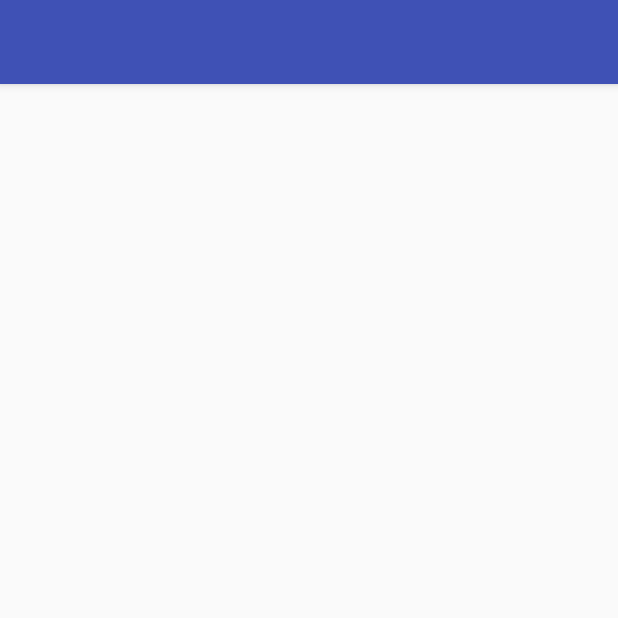
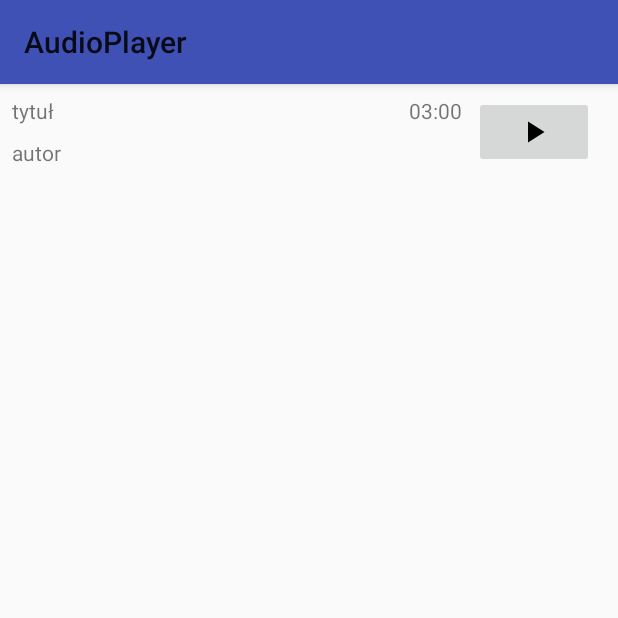
Before and after one commit to Ritzel10/AudioPlayer, an Android app: the screen it shows after launch (MainActivity), on a phone screen of 412 x 824 dp, the top half of it. Run offline under Robolectric (Android 15) with nearby library versions, the phone set to English and light mode, and no system bars; libraries missing offline, so code that uses them is left out: pl.edu.pwr.

Commit message:
created a basic recycler view list

```diff
--- a/app/build.gradle
+++ b/app/build.gradle
@@ -24,12 +24,15 @@ android {
 
 dependencies {
     implementation fileTree(dir: 'libs', include: ['*.jar'])
-    implementation"org.jetbrains.kotlin:kotlin-stdlib-jre7:$kotlin_version"
+    implementation "org.jetbrains.kotlin:kotlin-stdlib-jre7:$kotlin_version"
     implementation 'com.android.support:appcompat-v7:26.1.0'
     implementation 'com.android.support.constraint:constraint-layout:1.1.0'
+    implementation 'com.android.support:support-v4:26.1.0'
     testImplementation 'junit:junit:4.12'
     androidTestImplementation 'com.android.support.test:runner:1.0.2'
     androidTestImplementation 'com.android.support.test.espresso:espresso-core:3.0.2'
-    androidTestCompile 'com.android.support:support-annotations:27.1.1'
     implementation 'com.android.support:recyclerview-v7:26.1.0'
+    compile "org.jetbrains.anko:anko-commons:0.10.4"
+    compile 'joda-time:joda-time:2.9.4'
+    compile 'com.android.support:design:26.1.0'
 }
--- /dev/null
+++ b/app/src/main/java/pl/edu/pwr/nr238367/audioplayer/Audio.kt
@@ -0,0 +1,15 @@
+package pl.edu.pwr.nr238367.audioplayer
+
+import java.text.DecimalFormat
+
+const val SECONDS_IN_MINUTE = 60
+
+data class Audio(val title:String, val author:String, val durationSeconds: Long){
+    val durationToString:String
+        get() {
+            val minutes = durationSeconds / SECONDS_IN_MINUTE
+            val seconds = durationSeconds - SECONDS_IN_MINUTE * minutes
+            val df = DecimalFormat("00")
+            return "${df.format(minutes)}:${df.format(seconds)}"
+        }
+}
--- /dev/null
+++ b/app/src/main/java/pl/edu/pwr/nr238367/audioplayer/AudioAdapter.kt
@@ -0,0 +1,79 @@
+package pl.edu.pwr.nr238367.audioplayer
+
+import android.content.Context
+import android.support.v7.widget.RecyclerView
+import android.view.LayoutInflater
+import android.view.View
+import android.view.ViewGroup
+import kotlinx.android.synthetic.main.audio_row.view.*
+
+class AudioAdapter(private val dataSet:List<Audio>, private val context:Context) : RecyclerView.Adapter<AudioAdapter.ViewHolder>() {
+    /**
+     * Called by RecyclerView to display the data at the specified position. This method should
+     * update the contents of the [ViewHolder.itemView] to reflect the item at the given
+     * position.
+     *
+     *
+     * Note that unlike [android.widget.ListView], RecyclerView will not call this method
+     * again if the position of the item changes in the data set unless the item itself is
+     * invalidated or the new position cannot be determined. For this reason, you should only
+     * use the `position` parameter while acquiring the related data item inside
+     * this method and should not keep a copy of it. If you need the position of an item later
+     * on (e.g. in a click listener), use [ViewHolder.getAdapterPosition] which will
+     * have the updated adapter position.
+     *
+     * Override [.onBindViewHolder] instead if Adapter can
+     * handle efficient partial bind.
+     *
+     * @param holder The ViewHolder which should be updated to represent the contents of the
+     * item at the given position in the data set.
+     * @param position The position of the item within the adapter's data set.
+     */
+    override fun onBindViewHolder(holder: ViewHolder, position: Int) {
+        val rowView = holder.rowView
+        val audio = dataSet[position]
+        rowView.audioTitle.text = audio.title
+        rowView.audioAuthor.text = audio.author
+        rowView.audioDuration.text = audio.durationToString
+    }
+
+    /**
+     * Returns the total number of items in the data set held by the adapter.
+     *
+     * @return The total number of items in this adapter.
+     */
+    override fun getItemCount(): Int {
+        return dataSet.size
+    }
+
+    /**
+     * Called when RecyclerView needs a new [ViewHolder] of the given type to represent
+     * an item.
+     *
+     *
+     * This new ViewHolder should be constructed with a new View that can represent the items
+     * of the given type. You can either create a new View manually or inflate it from an XML
+     * layout file.
+     *
+     *
+     * The new ViewHolder will be used to display items of the adapter using
+     * [.onBindViewHolder]. Since it will be re-used to display
+     * different items in the data set, it is a good idea to cache references to sub views of
+     * the View to avoid unnecessary [View.findViewById] calls.
+     *
+     * @param parent The ViewGroup into which the new View will be added after it is bound to
+     * an adapter position.
+     * @param viewType The view type of the new View.
+     *
+     * @return A new ViewHolder that holds a View of the given view type.
+     * @see .getItemViewType
+     * @see .onBindViewHolder
+     */
+    override fun onCreateViewHolder(parent: ViewGroup, viewType: Int): ViewHolder {
+        val view:View = LayoutInflater.from(parent.context).inflate(R.layout.audio_row, parent, false)
+        val holder = ViewHolder(view)
+        return holder
+    }
+
+    class ViewHolder(val rowView: View):RecyclerView.ViewHolder(rowView)
+}
--- a/app/src/main/java/pl/edu/pwr/nr238367/audioplayer/MainActivity.kt
+++ b/app/src/main/java/pl/edu/pwr/nr238367/audioplayer/MainActivity.kt
@@ -2,11 +2,27 @@ package pl.edu.pwr.nr238367.audioplayer
 
 import android.support.v7.app.AppCompatActivity
 import android.os.Bundle
+import android.support.v7.widget.LinearLayoutManager
+import android.support.v7.widget.RecyclerView
+import kotlinx.android.synthetic.main.activity_main.*
+import org.joda.time.Duration
 
 class MainActivity : AppCompatActivity() {
+    val audioList = listOf(Audio("tytuł", "autor", 180))
+    private lateinit var audioAdapter:AudioAdapter
+    private lateinit var recyclerView:RecyclerView
+    private lateinit var viewManager:RecyclerView.LayoutManager
 
     override fun onCreate(savedInstanceState: Bundle?) {
         super.onCreate(savedInstanceState)
         setContentView(R.layout.activity_main)
+        setSupportActionBar(toolbar)
+        viewManager = LinearLayoutManager(this)
+        audioAdapter = AudioAdapter(audioList, applicationContext)
+        recyclerView = audioRecyclerView.apply {
+            setHasFixedSize(true)
+            layoutManager = viewManager
+            adapter = audioAdapter
+        }
     }
 }
--- a/app/src/main/res/layout/activity_main.xml
+++ b/app/src/main/res/layout/activity_main.xml
@@ -7,7 +7,7 @@
     tools:context="pl.edu.pwr.nr238367.audioplayer.MainActivity">
 
     <android.support.v7.widget.RecyclerView
-        android:id="@+id/audioList"
+        android:id="@+id/audioRecyclerView"
         android:layout_width="0dp"
         android:layout_height="0dp"
         android:layout_marginEnd="8dp"
@@ -38,7 +38,7 @@
         app:layout_constraintEnd_toEndOf="parent"
         app:layout_constraintHorizontal_bias="0.5"
         app:layout_constraintStart_toStartOf="parent"
-        app:layout_constraintTop_toBottomOf="@+id/audioList"
+        app:layout_constraintTop_toBottomOf="@+id/audioRecyclerView"
         app:layout_constraintVertical_weight="1">
 
     </android.support.constraint.ConstraintLayout>
--- a/app/src/main/res/layout/audio_row.xml
+++ b/app/src/main/res/layout/audio_row.xml
@@ -1,53 +1,61 @@
 <?xml version="1.0" encoding="utf-8"?>
 <android.support.constraint.ConstraintLayout xmlns:android="http://schemas.android.com/apk/res/android"
     xmlns:app="http://schemas.android.com/apk/res-auto"
-    xmlns:tools="http://schemas.android.com/tools"
     android:layout_width="match_parent"
-    android:layout_height="match_parent">
+    android:layout_height="?android:listPreferredItemHeight">
 
     <ImageButton
         android:id="@+id/imageButton"
-        android:layout_width="wrap_content"
-        android:layout_height="wrap_content"
+        android:layout_width="0dp"
+        android:layout_height="0dp"
         android:layout_marginBottom="8dp"
         android:layout_marginEnd="8dp"
         android:layout_marginStart="8dp"
         android:layout_marginTop="8dp"
+        android:contentDescription="@string/play_button_description"
         app:layout_constraintBottom_toBottomOf="parent"
         app:layout_constraintEnd_toEndOf="parent"
+        app:layout_constraintHorizontal_weight="0.8"
         app:layout_constraintStart_toEndOf="@+id/audioDuration"
         app:layout_constraintTop_toTopOf="parent"
         app:srcCompat="@drawable/ic_play_arrow_black_24dp" />
 
     <TextView
         android:id="@+id/audioAuthor"
-
-        android:layout_width="184dp"
-        android:layout_height="59dp"
+        android:layout_width="0dp"
+        android:layout_height="0dp"
         android:layout_marginBottom="8dp"
-        android:layout_marginEnd="8dp"
+        android:text="@string/audio_author_placeholder"
         app:layout_constraintBottom_toBottomOf="parent"
         app:layout_constraintEnd_toStartOf="@+id/audioDuration"
+        app:layout_constraintHorizontal_weight="2"
+        app:layout_constraintStart_toStartOf="parent"
         app:layout_constraintTop_toBottomOf="@+id/audioTitle" />
 
     <TextView
         android:id="@+id/audioTitle"
-        android:layout_width="184dp"
-        android:layout_height="59dp"
+        android:layout_width="0dp"
+        android:layout_height="28dp"
         android:layout_marginTop="8dp"
+        android:text="@string/audio_title_placeholder"
         app:layout_constraintBottom_toTopOf="@+id/audioAuthor"
         app:layout_constraintEnd_toStartOf="@+id/audioDuration"
         app:layout_constraintHorizontal_bias="0.5"
+        app:layout_constraintHorizontal_weight="2"
         app:layout_constraintStart_toStartOf="parent"
         app:layout_constraintTop_toTopOf="parent" />
 
     <TextView
         android:id="@+id/audioDuration"
-        android:layout_width="68dp"
-        android:layout_height="38dp"
+        android:layout_width="0dp"
+        android:layout_height="0dp"
         android:layout_marginBottom="8dp"
         android:layout_marginTop="8dp"
+        android:gravity="top|end"
+        android:text="@string/audio_duration_placeholder"
         app:layout_constraintBottom_toBottomOf="parent"
+        app:layout_constraintEnd_toStartOf="@id/imageButton"
+        app:layout_constraintHorizontal_weight="1"
         app:layout_constraintStart_toEndOf="@+id/audioTitle"
         app:layout_constraintTop_toTopOf="parent" />
 </android.support.constraint.ConstraintLayout>
--- a/app/src/main/res/values/strings.xml
+++ b/app/src/main/res/values/strings.xml
@@ -1,3 +1,7 @@
 <resources>
     <string name="app_name">AudioPlayer</string>
+    <string name="audio_title_placeholder">audio title</string>
+    <string name="audio_duration_placeholder">00:00</string>
+    <string name="audio_author_placeholder">audio author</string>
+    <string name="play_button_description">play button</string>
 </resources>
```
Also changed, not shown: 2 other files.
